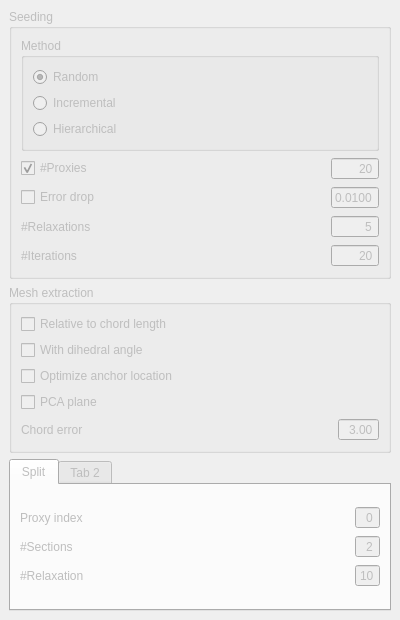
This is Polyhedron/demo/Polyhedron/Plugins/Surface_mesh_approximation/Surface_mesh_approximation_dockwidget.ui in CGAL/cgal as Qt 5 draws it before an edit. The edited form follows.
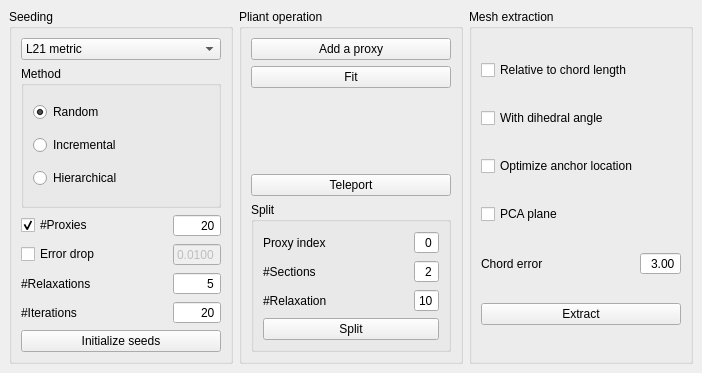
This is the edited form.

Commit message: update dock widget signals and slots

Patch:
```diff
--- a/Polyhedron/demo/Polyhedron/Plugins/Surface_mesh_approximation/Surface_mesh_approximation_dockwidget.ui
+++ b/Polyhedron/demo/Polyhedron/Plugins/Surface_mesh_approximation/Surface_mesh_approximation_dockwidget.ui
@@ -6,24 +6,43 @@
    <rect>
     <x>0</x>
     <y>0</y>
-    <width>400</width>
-    <height>620</height>
+    <width>702</width>
+    <height>373</height>
    </rect>
   </property>
   <property name="windowTitle">
    <string>DockWidget</string>
   </property>
   <widget class="QWidget" name="dockWidgetContents">
-   <layout class="QVBoxLayout" name="verticalLayout">
+   <layout class="QHBoxLayout" name="horizontalLayout">
     <item>
      <widget class="QGroupBox" name="seeding">
       <property name="enabled">
-       <bool>false</bool>
+       <bool>true</bool>
       </property>
       <property name="title">
        <string>Seeding</string>
       </property>
       <layout class="QVBoxLayout" name="verticalLayout_2">
+       <item>
+        <widget class="QComboBox" name="comboMetric">
+         <item>
+          <property name="text">
+           <string>L21 metric</string>
+          </property>
+         </item>
+         <item>
+          <property name="text">
+           <string>L2 metric</string>
+          </property>
+         </item>
+         <item>
+          <property name="text">
+           <string>Compact metric</string>
+          </property>
+         </item>
+        </widget>
+       </item>
        <item>
         <widget class="QGroupBox" name="groupBox">
          <property name="title">
@@ -184,13 +203,159 @@
          </item>
         </layout>
        </item>
+       <item>
+        <widget class="QPushButton" name="buttonSeeding">
+         <property name="text">
+          <string>Initialize seeds</string>
+         </property>
+        </widget>
+       </item>
+      </layout>
+     </widget>
+    </item>
+    <item>
+     <widget class="QGroupBox" name="groupBox_2">
+      <property name="title">
+       <string>Pliant operation</string>
+      </property>
+      <layout class="QVBoxLayout" name="verticalLayout">
+       <item>
+        <widget class="QPushButton" name="buttonAdd">
+         <property name="text">
+          <string>Add a proxy</string>
+         </property>
+        </widget>
+       </item>
+       <item>
+        <widget class="QPushButton" name="buttonFit">
+         <property name="text">
+          <string>Fit</string>
+         </property>
+        </widget>
+       </item>
+       <item>
+        <spacer name="verticalSpacer">
+         <property name="orientation">
+          <enum>Qt::Vertical</enum>
+         </property>
+         <property name="sizeHint" stdset="0">
+          <size>
+           <width>20</width>
+           <height>40</height>
+          </size>
+         </property>
+        </spacer>
+       </item>
+       <item>
+        <widget class="QPushButton" name="buttonTeleport">
+         <property name="text">
+          <string>Teleport</string>
+         </property>
+        </widget>
+       </item>
+       <item>
+        <widget class="QGroupBox" name="operations">
+         <property name="title">
+          <string>Split</string>
+         </property>
+         <layout class="QVBoxLayout" name="verticalLayout_6">
+          <item>
+           <layout class="QGridLayout" name="gridLayout_4">
+            <item row="2" column="2">
+             <widget class="QSpinBox" name="split_nb_relaxations">
+              <property name="alignment">
+               <set>Qt::AlignRight|Qt::AlignTrailing|Qt::AlignVCenter</set>
+              </property>
+              <property name="buttonSymbols">
+               <enum>QAbstractSpinBox::NoButtons</enum>
+              </property>
+              <property name="minimum">
+               <number>0</number>
+              </property>
+              <property name="value">
+               <number>10</number>
+              </property>
+             </widget>
+            </item>
+            <item row="0" column="0">
+             <widget class="QLabel" name="label_4">
+              <property name="text">
+               <string>Proxy index</string>
+              </property>
+             </widget>
+            </item>
+            <item row="0" column="1">
+             <spacer name="horizontalSpacer_3">
+              <property name="orientation">
+               <enum>Qt::Horizontal</enum>
+              </property>
+              <property name="sizeHint" stdset="0">
+               <size>
+                <width>40</width>
+                <height>20</height>
+               </size>
+              </property>
+             </spacer>
+            </item>
+            <item row="0" column="2">
+             <widget class="QSpinBox" name="split_proxy_idx">
+              <property name="alignment">
+               <set>Qt::AlignRight|Qt::AlignTrailing|Qt::AlignVCenter</set>
+              </property>
+              <property name="buttonSymbols">
+               <enum>QAbstractSpinBox::NoButtons</enum>
+              </property>
+             </widget>
+            </item>
+            <item row="1" column="0">
+             <widget class="QLabel" name="label_5">
+              <property name="text">
+               <string>#Sections</string>
+              </property>
+             </widget>
+            </item>
+            <item row="1" column="2">
+             <widget class="QSpinBox" name="split_nb_sections">
+              <property name="alignment">
+               <set>Qt::AlignRight|Qt::AlignTrailing|Qt::AlignVCenter</set>
+              </property>
+              <property name="buttonSymbols">
+               <enum>QAbstractSpinBox::NoButtons</enum>
+              </property>
+              <property name="minimum">
+               <number>2</number>
+              </property>
+             </widget>
+            </item>
+            <item row="2" column="0">
+             <widget class="QLabel" name="label_6">
+              <property name="text">
+               <string>#Relaxation</string>
+              </property>
+             </widget>
+            </item>
+           </layout>
+          </item>
+          <item>
+           <widget class="QPushButton" name="buttonSplit">
+            <property name="text">
+             <string>Split</string>
+            </property>
+           </widget>
+          </item>
+         </layout>
+         <zorder></zorder>
+         <zorder></zorder>
+         <zorder>buttonSplit</zorder>
+        </widget>
+       </item>
       </layout>
      </widget>
     </item>
     <item>
      <widget class="QGroupBox" name="mesh_extraction">
       <property name="enabled">
-       <bool>false</bool>
+       <bool>true</bool>
       </property>
       <property name="title">
        <string>Mesh extraction</string>
@@ -267,108 +432,16 @@
          </item>
         </layout>
        </item>
+       <item>
+        <widget class="QPushButton" name="buttonMeshing">
+         <property name="text">
+          <string>Extract</string>
+         </property>
+        </widget>
+       </item>
       </layout>
      </widget>
     </item>
-    <item>
-     <widget class="QTabWidget" name="operations">
-      <property name="enabled">
-       <bool>false</bool>
-      </property>
-      <property name="currentIndex">
-       <number>0</number>
-      </property>
-      <widget class="QWidget" name="tab_split">
-       <attribute name="title">
-        <string>Split</string>
-       </attribute>
-       <layout class="QVBoxLayout" name="verticalLayout_4">
-        <item>
-         <layout class="QGridLayout" name="gridLayout_4">
-          <item row="0" column="2">
-           <widget class="QSpinBox" name="split_proxy_idx">
-            <property name="alignment">
-             <set>Qt::AlignRight|Qt::AlignTrailing|Qt::AlignVCenter</set>
-            </property>
-            <property name="buttonSymbols">
-             <enum>QAbstractSpinBox::NoButtons</enum>
-            </property>
-           </widget>
-          </item>
-          <item row="0" column="0">
-           <widget class="QLabel" name="label_4">
-            <property name="text">
-             <string>Proxy index</string>
-            </property>
-           </widget>
-          </item>
-          <item row="0" column="1">
-           <spacer name="horizontalSpacer_3">
-            <property name="orientation">
-             <enum>Qt::Horizontal</enum>
-            </property>
-            <property name="sizeHint" stdset="0">
-             <size>
-              <width>40</width>
-              <height>20</height>
-             </size>
-            </property>
-           </spacer>
-          </item>
-          <item row="1" column="0">
-           <widget class="QLabel" name="label_5">
-            <property name="text">
-             <string>#Sections</string>
-            </property>
-           </widget>
-          </item>
-          <item row="1" column="2">
-           <widget class="QSpinBox" name="split_nb_sections">
-            <property name="alignment">
-             <set>Qt::AlignRight|Qt::AlignTrailing|Qt::AlignVCenter</set>
-            </property>
-            <property name="buttonSymbols">
-             <enum>QAbstractSpinBox::NoButtons</enum>
-            </property>
-            <property name="minimum">
-             <number>2</number>
-            </property>
-           </widget>
-          </item>
-          <item row="2" column="0">
-           <widget class="QLabel" name="label_6">
-            <property name="text">
-             <string>#Relaxation</string>
-            </property>
-           </widget>
-          </item>
-          <item row="2" column="2">
-           <widget class="QSpinBox" name="split_nb_relaxations">
-            <property name="alignment">
-             <set>Qt::AlignRight|Qt::AlignTrailing|Qt::AlignVCenter</set>
-            </property>
-            <property name="buttonSymbols">
-             <enum>QAbstractSpinBox::NoButtons</enum>
-            </property>
-            <property name="minimum">
-             <number>0</number>
-            </property>
-            <property name="value">
-             <number>10</number>
-            </property>
-           </widget>
-          </item>
-         </layout>
-        </item>
-       </layout>
-      </widget>
-      <widget class="QWidget" name="tab_2">
-       <attribute name="title">
-        <string>Tab 2</string>
-       </attribute>
-      </widget>
-     </widget>
-    </item>
    </layout>
   </widget>
  </widget>
```
The commit also changes 1 other file.
